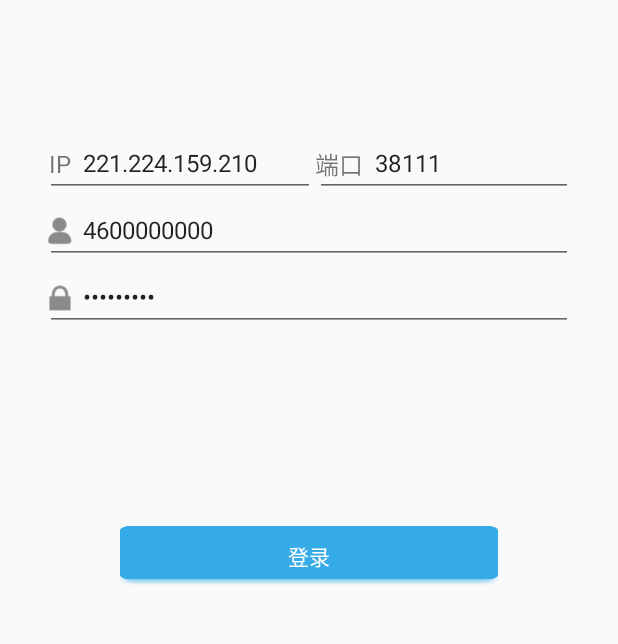
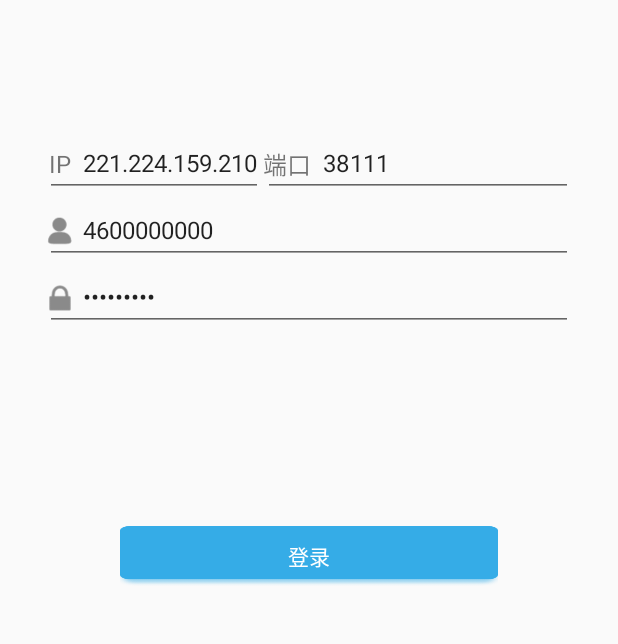
Before and after one commit to hc1993-github/CustomView, an Android app: the LoginActivity screen opened directly, with no data from a screen before it, on a phone screen of 412 x 824 dp, the part 455-1099 px from its top. Run offline under Robolectric (Android 15) with nearby library versions, the phone set to English and light mode, and no system bars; libraries missing offline, so code that uses them is left out: com.alibaba.fastjson.

Commit message:
UI部分适配

```diff
--- a/app/src/main/res/layout/activity_home.xml
+++ b/app/src/main/res/layout/activity_home.xml
@@ -133,10 +133,9 @@
             android:textSize="16sp"
             app:layout_constraintBottom_toBottomOf="parent"
             app:layout_constraintHorizontal_bias="1"
-            app:layout_constraintLeft_toLeftOf="parent"
             app:layout_constraintRight_toRightOf="parent"
             app:layout_constraintTop_toBottomOf="@id/toolbar"
-            app:layout_constraintVertical_bias="0" />
+            app:layout_constraintVertical_bias="0.0" />
 
         <TextView
             android:id="@+id/tv_taskInfo"
--- a/app/src/main/res/layout/activity_login.xml
+++ b/app/src/main/res/layout/activity_login.xml
@@ -44,7 +44,7 @@
         app:layout_constraintVertical_bias="0.3"/>
     <EditText
         android:id="@+id/ed_ip"
-        android:layout_width="180dp"
+        android:layout_width="wrap_content"
         android:layout_height="wrap_content"
         android:text="221.224.159.210"
         android:hint="请输入IP地址"
```
